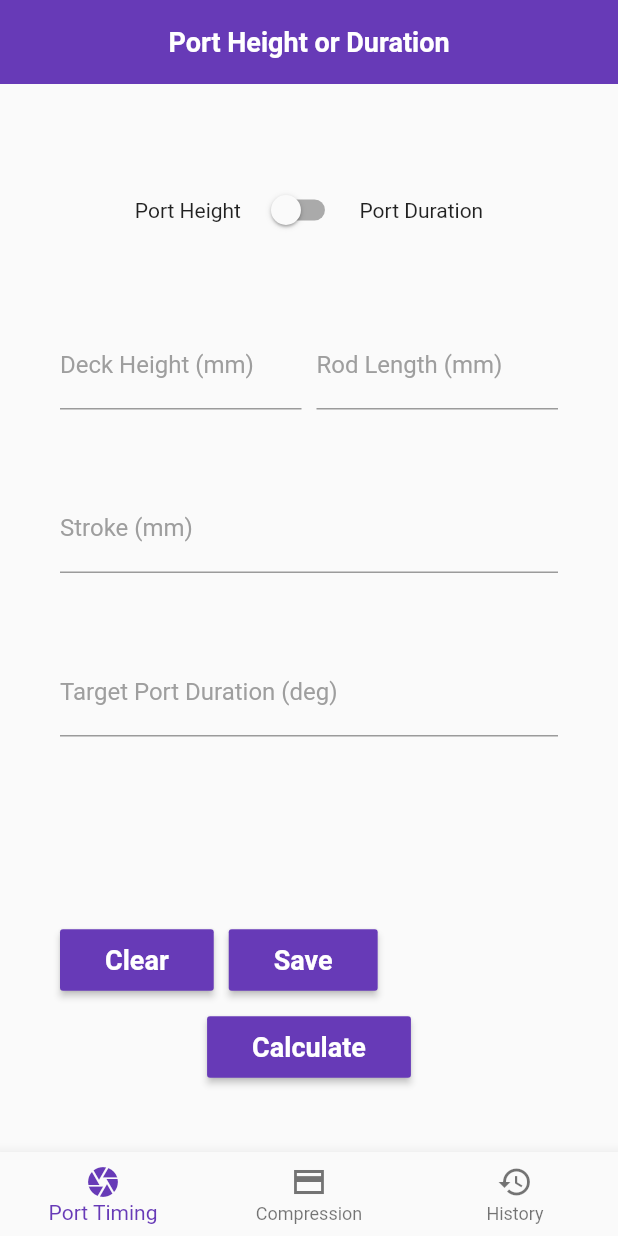
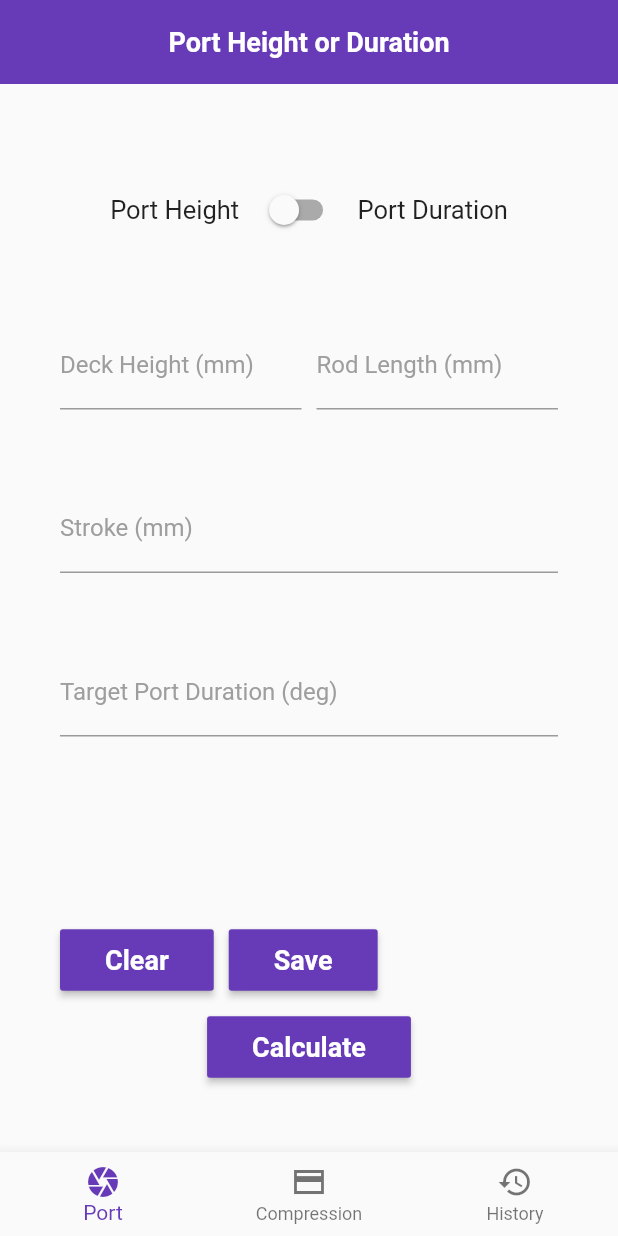
Before and after one commit to TodorStamenov/two_stroke_stuff, a Flutter app: the screen it shows after launch, on a phone screen of 412 x 824 dp. Run offline on Flutter 3.47's test engine with Material 2 defaults, Android fonts, the phone set to English and light mode, and no system bars; our stand-ins replace fluttertoast, shared_preferences.

Commit message:
Labels changed

```diff
--- a/lib/pages/port_timing.dart
+++ b/lib/pages/port_timing.dart
@@ -70,7 +70,7 @@ class _PortTimingState extends State<PortTiming> {
     portHeightResult = double.parse((rod + radius + deck - x).toStringAsFixed(2));
 
     setState(() {
-      result = '${portHeightResult?.toStringAsFixed(2)} mm from deck';
+      result = 'Port Height: ${portHeightResult?.toStringAsFixed(2)} mm';
     });
   }
 
@@ -139,7 +139,10 @@ class _PortTimingState extends State<PortTiming> {
             Row(
               mainAxisAlignment: MainAxisAlignment.center,
               children: [
-                const Text('Port Height'),
+                const Text(
+                  'Port Height',
+                  style: TextStyle(fontSize: 17),
+                ),
                 const SizedBox(width: 10),
                 Switch(
                   value: isPortDuration,
@@ -152,7 +155,10 @@ class _PortTimingState extends State<PortTiming> {
                   },
                 ),
                 const SizedBox(width: 10),
-                const Text('Port Duration'),
+                const Text(
+                  'Port Duration',
+                  style: TextStyle(fontSize: 17),
+                ),
               ],
             ),
             const SizedBox(height: 50),
@@ -190,7 +196,7 @@ class _PortTimingState extends State<PortTiming> {
                 textEditor: portHeight,
                 textInputType: TextInputType.number,
                 textInputAction: TextInputAction.done,
-                label: 'Target Port Height (mm)',
+                label: 'Current Port Height (mm)',
               ),
             ] else ...[
               PrimaryInputField(
--- a/lib/widgets/home.dart
+++ b/lib/widgets/home.dart
@@ -32,7 +32,7 @@ class _HomeState extends State<Home> {
         items: const <BottomNavigationBarItem>[
           BottomNavigationBarItem(
             icon: Icon(Icons.camera),
-            label: 'Port Timing',
+            label: 'Port',
           ),
           BottomNavigationBarItem(
             icon: Icon(Icons.credit_card_sharp),
```
